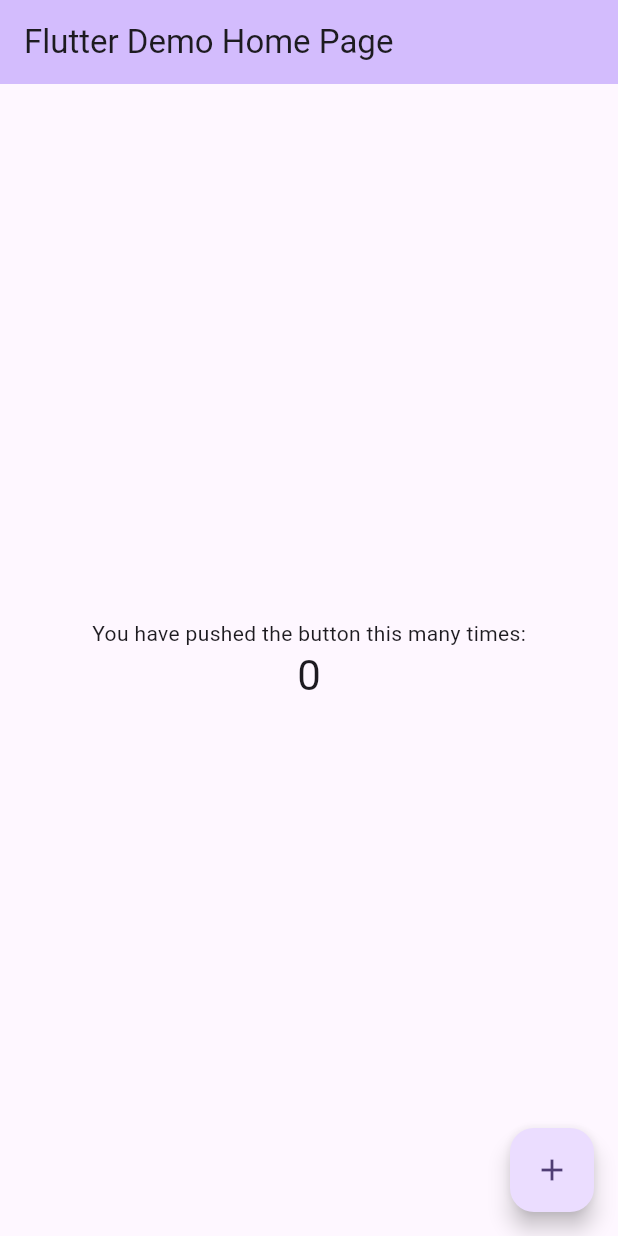
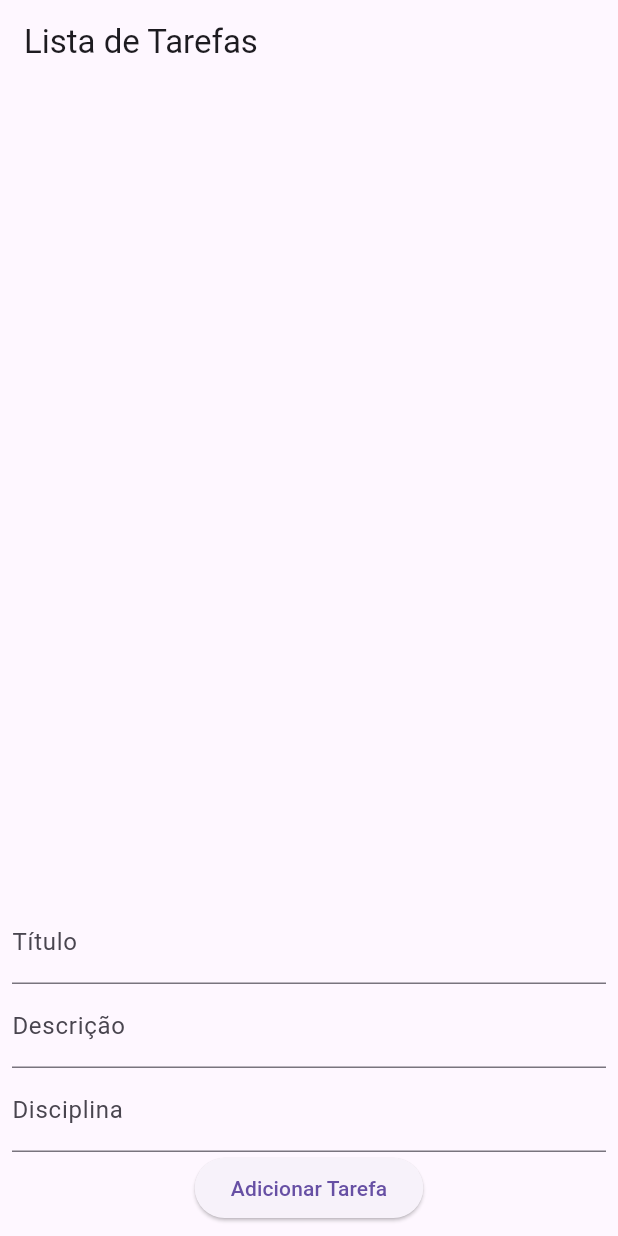
Before and after one commit to gabrielmoreira-dev/to-do-list-ai, a Flutter app: the screen it shows after launch, on a phone screen of 412 x 824 dp. Run offline on Flutter 3.47's test engine with Material 3 defaults, Android fonts, the phone set to English and light mode, and no system bars; our stand-ins replace sqflite; accounts and stored records are empty.

Commit message:
Implementacao Chat GPT

```diff
--- a/lib/main.dart
+++ b/lib/main.dart
@@ -1,125 +1,24 @@
 import 'package:flutter/material.dart';
+import 'package:provider/provider.dart';
+import 'viewmodels/task_viewmodel.dart';
+import 'views/task_list_view.dart';
 
 void main() {
-  runApp(const MyApp());
+  runApp(MyApp());
 }
 
 class MyApp extends StatelessWidget {
-  const MyApp({super.key});
-
-  // This widget is the root of your application.
   @override
   Widget build(BuildContext context) {
-    return MaterialApp(
-      title: 'Flutter Demo',
-      theme: ThemeData(
-        // This is the theme of your application.
-        //
-        // TRY THIS: Try running your application with "flutter run". You'll see
-        // the application has a purple toolbar. Then, without quitting the app,
-        // try changing the seedColor in the colorScheme below to Colors.green
-        // and then invoke "hot reload" (save your changes or press the "hot
-        // reload" button in a Flutter-supported IDE, or press "r" if you used
-        // the command line to start the app).
-        //
-        // Notice that the counter didn't reset back to zero; the application
-        // state is not lost during the reload. To reset the state, use hot
-        // restart instead.
-        //
-        // This works for code too, not just values: Most code changes can be
-        // tested with just a hot reload.
-        colorScheme: ColorScheme.fromSeed(seedColor: Colors.deepPurple),
-        useMaterial3: true,
+    return ChangeNotifierProvider(
+      create: (context) => TaskViewModel()..fetchTasks(),
+      child: MaterialApp(
+        title: 'Lista de Tarefas',
+        theme: ThemeData(
+          primarySwatch: Colors.blue,
+        ),
+        home: TaskListView(),
       ),
-      home: const MyHomePage(title: 'Flutter Demo Home Page'),
     );
   }
 }
-
-class MyHomePage extends StatefulWidget {
-  const MyHomePage({super.key, required this.title});
-
-  // This widget is the home page of your application. It is stateful, meaning
-  // that it has a State object (defined below) that contains fields that affect
-  // how it looks.
-
-  // This class is the configuration for the state. It holds the values (in this
-  // case the title) provided by the parent (in this case the App widget) and
-  // used by the build method of the State. Fields in a Widget subclass are
-  // always marked "final".
-
-  final String title;
-
-  @override
-  State<MyHomePage> createState() => _MyHomePageState();
-}
-
-class _MyHomePageState extends State<MyHomePage> {
-  int _counter = 0;
-
-  void _incrementCounter() {
-    setState(() {
-      // This call to setState tells the Flutter framework that something has
-      // changed in this State, which causes it to rerun the build method below
-      // so that the display can reflect the updated values. If we changed
-      // _counter without calling setState(), then the build method would not be
-      // called again, and so nothing would appear to happen.
-      _counter++;
-    });
-  }
-
-  @override
-  Widget build(BuildContext context) {
-    // This method is rerun every time setState is called, for instance as done
-    // by the _incrementCounter method above.
-    //
-    // The Flutter framework has been optimized to make rerunning build methods
-    // fast, so that you can just rebuild anything that needs updating rather
-    // than having to individually change instances of widgets.
-    return Scaffold(
-      appBar: AppBar(
-        // TRY THIS: Try changing the color here to a specific color (to
-        // Colors.amber, perhaps?) and trigger a hot reload to see the AppBar
-        // change color while the other colors stay the same.
-        backgroundColor: Theme.of(context).colorScheme.inversePrimary,
-        // Here we take the value from the MyHomePage object that was created by
-        // the App.build method, and use it to set our appbar title.
-        title: Text(widget.title),
-      ),
-      body: Center(
-        // Center is a layout widget. It takes a single child and positions it
-        // in the middle of the parent.
-        child: Column(
-          // Column is also a layout widget. It takes a list of children and
-          // arranges them vertically. By default, it sizes itself to fit its
-          // children horizontally, and tries to be as tall as its parent.
-          //
-          // Column has various properties to control how it sizes itself and
-          // how it positions its children. Here we use mainAxisAlignment to
-          // center the children vertically; the main axis here is the vertical
-          // axis because Columns are vertical (the cross axis would be
-          // horizontal).
-          //
-          // TRY THIS: Invoke "debug painting" (choose the "Toggle Debug Paint"
-          // action in the IDE, or press "p" in the console), to see the
-          // wireframe for each widget.
-          mainAxisAlignment: MainAxisAlignment.center,
-          children: <Widget>[
-            const Text(
-              'You have pushed the button this many times:',
-            ),
-            Text(
-              '$_counter',
-              style: Theme.of(context).textTheme.headlineMedium,
-            ),
-          ],
-        ),
-      ),
-      floatingActionButton: FloatingActionButton(
-        onPressed: _incrementCounter,
-        tooltip: 'Increment',
-        child: const Icon(Icons.add),
-      ), // This trailing comma makes auto-formatting nicer for build methods.
-    );
-  }
-}
--- /dev/null
+++ b/lib/models/task.dart
@@ -0,0 +1,26 @@
+class Task {
+  final int? id;
+  final String title;
+  final String description;
+  final String subject;
+
+  Task({this.id, required this.title, required this.description, required this.subject});
+
+  Map<String, dynamic> toMap() {
+    return {
+      'id': id,
+      'title': title,
+      'description': description,
+      'subject': subject,
+    };
+  }
+
+  static Task fromMap(Map<String, dynamic> map) {
+    return Task(
+      id: map['id'],
+      title: map['title'],
+      description: map['description'],
+      subject: map['subject'],
+    );
+  }
+}
--- /dev/null
+++ b/lib/viewmodels/task_viewmodel.dart
@@ -0,0 +1,18 @@
+import 'package:flutter/material.dart';
+import '../models/task.dart';
+import '../services/task_service.dart';
+
+class TaskViewModel extends ChangeNotifier {
+  List<Task> _tasks = [];
+  List<Task> get tasks => _tasks;
+
+  Future<void> fetchTasks() async {
+    _tasks = await TaskService().tasks();
+    notifyListeners();
+  }
+
+  Future<void> addTask(Task task) async {
+    await TaskService().insertTask(task);
+    await fetchTasks();
+  }
+}
--- /dev/null
+++ b/lib/views/task_list_view.dart
@@ -0,0 +1,73 @@
+import 'package:flutter/material.dart';
+import 'package:provider/provider.dart';
+import '../viewmodels/task_viewmodel.dart';
+import '../models/task.dart';
+
+class TaskListView extends StatelessWidget {
+  final TextEditingController _titleController = TextEditingController();
+  final TextEditingController _descriptionController = TextEditingController();
+  final TextEditingController _subjectController = TextEditingController();
+
+  @override
+  Widget build(BuildContext context) {
+    return Scaffold(
+      appBar: AppBar(
+        title: Text('Lista de Tarefas'),
+      ),
+      body: Consumer<TaskViewModel>(
+        builder: (context, taskViewModel, child) {
+          return Column(
+            children: [
+              Expanded(
+                child: ListView.builder(
+                  itemCount: taskViewModel.tasks.length,
+                  itemBuilder: (context, index) {
+                    final task = taskViewModel.tasks[index];
+                    return ListTile(
+                      title: Text(task.title),
+                      subtitle: Text('${task.subject}: ${task.description}'),
+                    );
+                  },
+                ),
+              ),
+              Padding(
+                padding: const EdgeInsets.all(8.0),
+                child: Column(
+                  children: [
+                    TextField(
+                      controller: _titleController,
+                      decoration: InputDecoration(labelText: 'Título'),
+                    ),
+                    TextField(
+                      controller: _descriptionController,
+                      decoration: InputDecoration(labelText: 'Descrição'),
+                    ),
+                    TextField(
+                      controller: _subjectController,
+                      decoration: InputDecoration(labelText: 'Disciplina'),
+                    ),
+                    ElevatedButton(
+                      onPressed: () {
+                        final task = Task(
+                          title: _titleController.text,
+                          description: _descriptionController.text,
+                          subject: _subjectController.text,
+                        );
+                        Provider.of<TaskViewModel>(context, listen: false)
+                            .addTask(task);
+                        _titleController.clear();
+                        _descriptionController.clear();
+                        _subjectController.clear();
+                      },
+                      child: Text('Adicionar Tarefa'),
+                    ),
+                  ],
+                ),
+              ),
+            ],
+          );
+        },
+      ),
+    );
+  }
+}
--- a/pubspec.yaml
+++ b/pubspec.yaml
@@ -30,7 +30,9 @@ environment:
 dependencies:
   flutter:
     sdk: flutter
-
+  provider: ^6.0.0
+  sqflite: ^2.0.0+4
+  path: ^1.8.0
 
   # The following adds the Cupertino Icons font to your application.
   # Use with the CupertinoIcons class for iOS style icons.
```
Also changed, not shown: lib/services/task_service.dart (added, +47 -0 lines), pubspec.lock, 1 other file.
